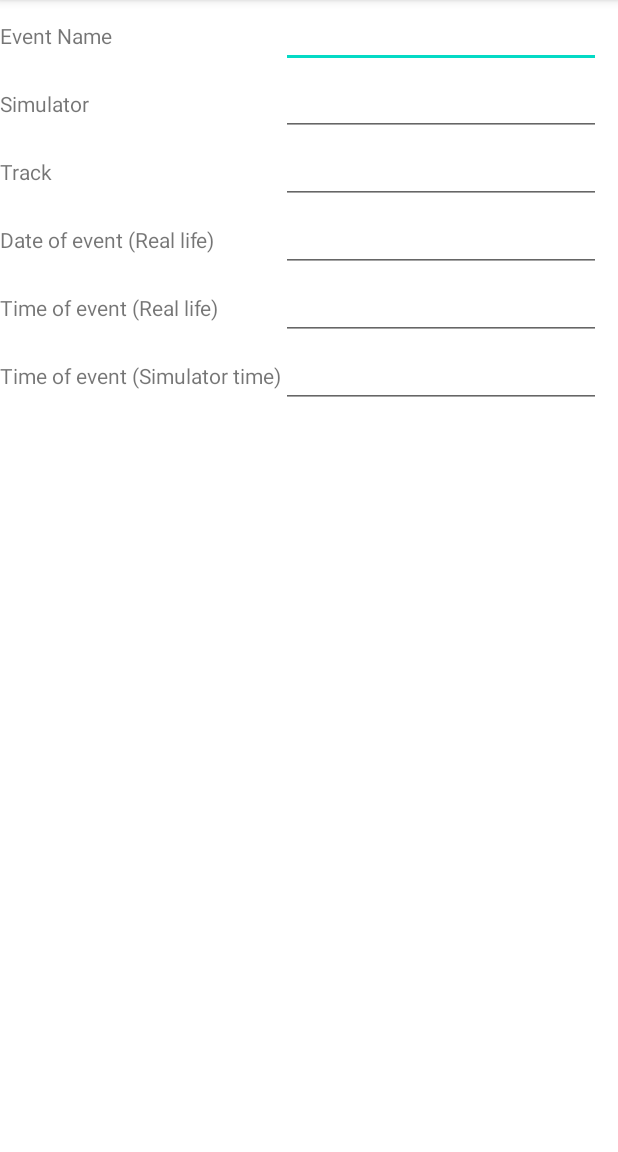
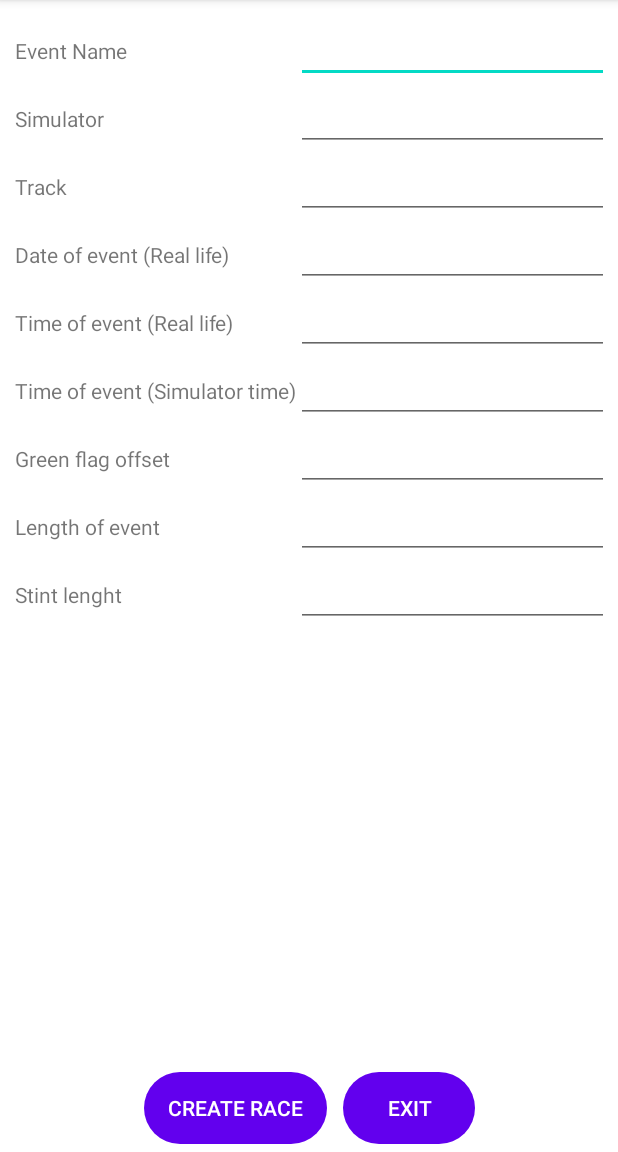
Before and after one commit to harabla/enduranceAssistant, an Android app: the createRace screen opened directly, with no data from a screen before it, on a phone screen of 412 x 824 dp, the part 84-1236 px from its top. Run offline under Robolectric (Android 15) with nearby library versions, the phone set to English and light mode, and no system bars.

Commit message:
- Drawn first events to get a fuller picture. Next up - Live racing event.

```diff
--- a/app/build.gradle
+++ b/app/build.gradle
@@ -25,6 +25,7 @@ android {
         sourceCompatibility JavaVersion.VERSION_1_8
         targetCompatibility JavaVersion.VERSION_1_8
     }
+    namespace 'com.example.enduranceassistant'
 }
 
 dependencies {
--- /dev/null
+++ b/app/src/main/res/drawable/border.xml
@@ -0,0 +1,6 @@
+<?xml version="1.0" encoding="utf-8"?>
+<shape
+    xmlns:android="http://schemas.android.com/apk/res/android"
+    android:shape= "rectangle">
+    <stroke android:width="1dp" android:color="@color/black"/>
+</shape>
--- a/app/src/main/res/layout/activity_create_race.xml
+++ b/app/src/main/res/layout/activity_create_race.xml
@@ -8,7 +8,8 @@
 
     <TableLayout
         android:layout_width="match_parent"
-        android:layout_height="match_parent">
+        android:layout_height="match_parent"
+        android:padding="10dp">
 
         <TableRow
             android:layout_width="match_parent"
@@ -115,6 +116,94 @@
 
         </TableRow>
 
+        <TableRow
+            android:layout_width="match_parent"
+            android:layout_height="match_parent">
+
+            <TextView
+                android:id="@+id/eventGreenFlagOffsetNameField"
+                android:layout_width="wrap_content"
+                android:layout_height="wrap_content"
+                android:text="Green flag offset" />
+
+            <EditText
+                android:id="@+id/eventGreenFlagOffsetField"
+                android:layout_width="wrap_content"
+                android:layout_height="wrap_content"
+                android:ems="10"
+                android:inputType="time" />
+
+        </TableRow>
+
+        <TableRow
+            android:layout_width="match_parent"
+            android:layout_height="match_parent">
+
+            <TextView
+                android:id="@+id/eventLength"
+                android:layout_width="wrap_content"
+                android:layout_height="wrap_content"
+                android:text="Length of event" />
+
+            <EditText
+                android:id="@+id/eventLengthField"
+                android:layout_width="wrap_content"
+                android:layout_height="wrap_content"
+                android:ems="10"
+                android:inputType="time" />
+
+        </TableRow>
+
+        <TableRow
+            android:layout_width="match_parent"
+            android:layout_height="match_parent">
+
+            <TextView
+                android:id="@+id/eventStintLength"
+                android:layout_width="wrap_content"
+                android:layout_height="wrap_content"
+                android:text="Stint lenght" />
+
+            <EditText
+                android:id="@+id/eventStintLengthField"
+                android:layout_width="wrap_content"
+                android:layout_height="wrap_content"
+                android:ems="10"
+                android:inputType="time" />
+
+        </TableRow>
+
 
     </TableLayout>
+
+    <TableRow
+        android:layout_width="wrap_content"
+        android:layout_height="wrap_content"
+        android:layout_marginTop="1dp"
+        app:layout_constraintBottom_toBottomOf="parent"
+        app:layout_constraintEnd_toEndOf="parent"
+        app:layout_constraintStart_toStartOf="parent">
+
+        <Button
+            android:id="@+id/createRaceButton"
+            android:background="@drawable/circle"
+            style="@style/Widget.AppCompat.Button.Borderless"
+            android:layout_width="wrap_content"
+            android:layout_height="wrap_content"
+            android:text="create race"
+            android:textColor="#FFFFFF"
+            android:layout_margin="5dp" />
+
+
+
+        <Button
+            android:id="@+id/exitButton"
+            android:background="@drawable/circle"
+            style="@style/Widget.AppCompat.Button.Borderless"
+            android:layout_width="wrap_content"
+            android:layout_height="wrap_content"
+            android:text="exit"
+            android:textColor="#FFFFFF"
+            android:layout_margin="5dp" />
+    </TableRow>
 </androidx.constraintlayout.widget.ConstraintLayout>
--- a/build.gradle
+++ b/build.gradle
@@ -1,7 +1,7 @@
 // Top-level build file where you can add configuration options common to all sub-projects/modules.
 plugins {
-    id 'com.android.application' version '7.1.2' apply false
-    id 'com.android.library' version '7.1.2' apply false
+    id 'com.android.application' version '7.3.1' apply false
+    id 'com.android.library' version '7.3.1' apply false
 }
 
 task clean(type: Delete) {
```
Also changed, not shown: app/src/main/AndroidManifest.xml (+15 -2 lines), app/src/main/java/com/example/enduranceassistant/RaceActivity.java (added, +14 -0 lines), app/src/main/java/com/example/enduranceassistant/raceEventRecycler.java (added, +14 -0 lines), app/src/main/res/layout/activity_race.xml (added, +224 -0 lines), app/src/main/res/layout/activity_race_event_recycler.xml (added, +111 -0 lines), gradle/wrapper/gradle-wrapper.properties.
